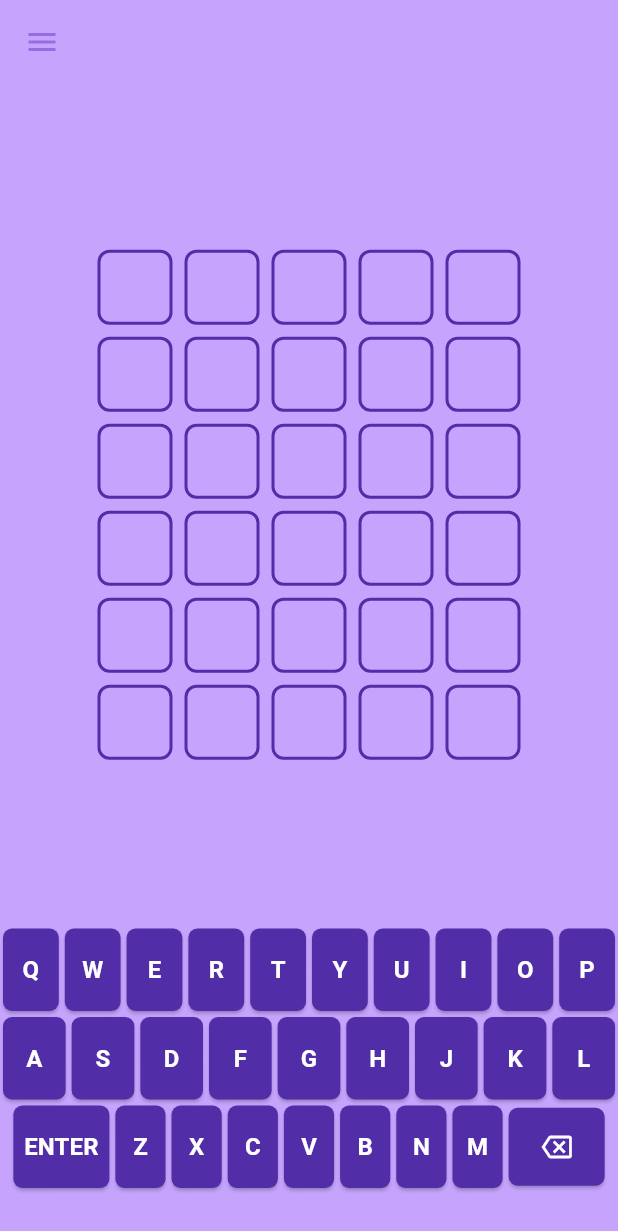
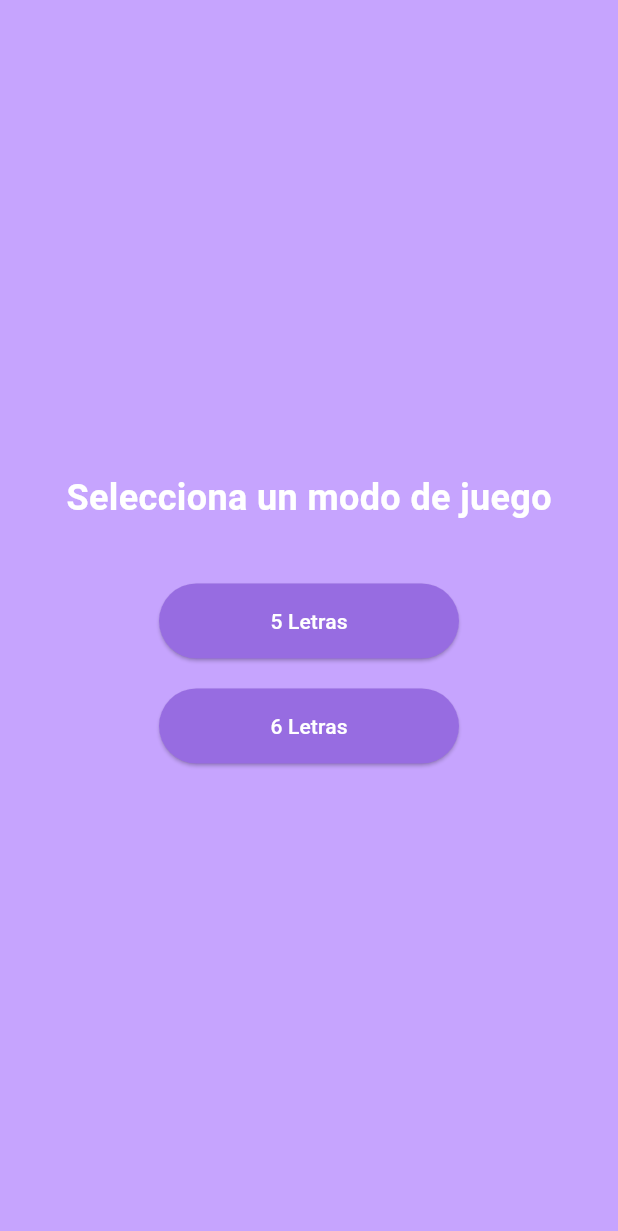
Before and after one commit to crisstinagl/P2JuegosMoviles, a Flutter app: the screen it shows once a user with an empty profile is signed in, on a phone screen of 412 x 824 dp. Shown: the top 1231 px of the screen. Run offline on Flutter 3.47's test engine with Material 3 defaults, Android fonts, the phone set to English and light mode, and no system bars; our stand-ins replace audioplayers, cloud_firestore, firebase_auth, firebase_core, sqflite; accounts and stored records are empty.

Commit message:
modos de juego implementados

```diff
--- a/lib/main.dart
+++ b/lib/main.dart
@@ -15,11 +15,10 @@ void main() async {
     options: DefaultFirebaseOptions.currentPlatform,
   );
 
-  // CAMBIO 1: La app ahora empieza con LoginRouter
   runApp(const LoginRouter());
 }
 
-// NUEVO WIDGET: Decide qué pantalla mostrar basado en el estado de autenticación.
+// ROUTER PRINCIPAL: Decide qué pantalla mostrar.
 class LoginRouter extends StatelessWidget {
   const LoginRouter({super.key});
 
@@ -35,7 +34,6 @@ class LoginRouter extends StatelessWidget {
       home: StreamBuilder<User?>(
         stream: FirebaseAuth.instance.authStateChanges(),
         builder: (context, snapshot) {
-          // Mientras espera, muestra un loading.
           if (snapshot.connectionState == ConnectionState.waiting) {
             return const Scaffold(
               backgroundColor: Color(0xFFC6A4FE),
@@ -43,18 +41,84 @@ class LoginRouter extends StatelessWidget {
             );
           }
 
-          // Si hay datos de sesión (usuario logueado), vamos a la app principal.
           if (snapshot.hasData) {
-            // El ChangeNotifierProvider ahora envuelve la app principal.
             return ChangeNotifierProvider(
-              create: (context) => MyAppState(snapshot.data!.email!), // Pasa el email del usuario.
-              child: MyHomePage(),
+              create: (context) => MyAppState(snapshot.data!.email!),
+              child: const AppShell(),
             );
           }
 
-          // Si no hay sesión, mostramos la pantalla de login.
           return const LoginScreen();
         },
+      ),
+    );
+  }
+}
+
+// WIDGET SHELL: Controla si se muestra la selección de modo o el juego.
+class AppShell extends StatelessWidget {
+  const AppShell({super.key});
+
+  @override
+  Widget build(BuildContext context) {
+    final appState = context.watch<MyAppState>();
+
+    if (appState.isModeSelected) {
+      return MyHomePage();
+    } else {
+      return const GameModeSelectionScreen();
+    }
+  }
+}
+
+
+class GameModeSelectionScreen extends StatelessWidget {
+  const GameModeSelectionScreen({super.key});
+
+  void _selectMode(BuildContext context, int wordLength) {
+    final appState = context.read<MyAppState>();
+    appState.setWordLength(wordLength);
+    appState.resetGame();
+  }
+
+  @override
+  Widget build(BuildContext context) {
+    return Scaffold(
+      backgroundColor: const Color(0xFFC6A4FE),
+      body: Center(
+        child: Column(
+          mainAxisAlignment: MainAxisAlignment.center,
+          children: [
+            const Text(
+              'Selecciona un modo de juego',
+              style: TextStyle(
+                fontSize: 24,
+                fontWeight: FontWeight.bold,
+                color: Colors.white,
+              ),
+            ),
+            const SizedBox(height: 40),
+            ElevatedButton(
+              onPressed: () => _selectMode(context, 5),
+              style: ElevatedButton.styleFrom(
+                minimumSize: const Size(200, 50),
+                backgroundColor: const Color(0xFF976CE1),
+                foregroundColor: Colors.white,
+              ),
+              child: const Text('5 Letras'),
+            ),
+            const SizedBox(height: 20),
+            ElevatedButton(
+              onPressed: () => _selectMode(context, 6),
+              style: ElevatedButton.styleFrom(
+                minimumSize: const Size(200, 50),
+                backgroundColor: const Color(0xFF976CE1),
+                foregroundColor: Colors.white,
+              ),
+              child: const Text('6 Letras'),
+            ),
+          ],
+        ),
       ),
     );
   }
@@ -65,16 +129,15 @@ class LoginRouter extends StatelessWidget {
 enum LetterStatus { initial, correct, inWord, notInWord }
 enum GameState { playing, won, lost }
 
-// MyApp ya no es necesario, su lógica se movió a LoginRouter
-// Puedes borrar o comentar el widget MyApp original.
-
 // Estado de la aplicación
 class MyAppState extends ChangeNotifier {
   late String secretWord;
   late String currentHint;
   List<Map<String, dynamic>> _wordBank = [];
-  List<List<String>> grid = List.generate(6, (_) => List.filled(5, ''));
-  List<List<LetterStatus>> gridStatus = List.generate(6, (_) => List.filled(5, LetterStatus.initial));
+
+  int wordLength = 5;
+  late List<List<String>> grid;
+  late List<List<LetterStatus>> gridStatus;
   int currentRow = 0;
   int currentCol = 0;
   GameState gameState = GameState.playing;
@@ -83,16 +146,18 @@ class MyAppState extends ChangeNotifier {
 
   final AudioPlayer _audioPlayer = AudioPlayer();
 
-  // CAMBIO 2: currentUser y currentUsername se inicializan en el constructor.
-  String currentUser; // Email del usuario (ya no puede ser null)
-  String currentUsername; // Nombre de usuario (sin @...)
+  String currentUser;
+  String currentUsername;
   int? lastGamePoints;
+
+  bool isModeSelected = false;
 
   late Future<void> initializationFuture;
 
-  // CAMBIO 3: El constructor ahora recibe el email del usuario.
   MyAppState(this.currentUser)
       : currentUsername = currentUser.split('@')[0] {
+    grid = List.generate(6, (_) => List.filled(wordLength, ''));
+    gridStatus = List.generate(6, (_) => List.filled(wordLength, LetterStatus.initial));
     initializationFuture = _initializeGame();
   }
 
@@ -110,31 +175,66 @@ class MyAppState extends ChangeNotifier {
     super.dispose();
   }
 
+  void setWordLength(int length) {
+    wordLength = length;
+    isModeSelected = true;
+  }
+
+  void returnToModeSelection() {
+    isModeSelected = false;
+    notifyListeners();
+  }
+
+  // CORRECCIÓN: Lógica actualizada para leer la nueva estructura del JSON.
   Future<void> _loadWordBank() async {
     try {
       final String jsonString = await rootBundle.loadString('assets/word_bank.json');
       final Map<String, dynamic> jsonMap = json.decode(jsonString);
-      _wordBank = (jsonMap['words'] as List<dynamic>).cast<Map<String, dynamic>>();
+
+      final List<dynamic> gameModes = jsonMap['game_modes'];
+      final List<Map<String, dynamic>> allWords = [];
+      for (var mode in gameModes) {
+        if (mode['words'] is List) {
+          allWords.addAll((mode['words'] as List).cast<Map<String, dynamic>>());
+        }
+      }
+      _wordBank = allWords;
+
+      if (_wordBank.isEmpty) {
+        print("Advertencia: No se encontraron palabras en 'assets/word_bank.json'. Usando palabra de emergencia.");
+        _wordBank = [{"word": "GAMER", "hint": "Juega mucho"}];
+      }
+
     } catch (e) {
-      print("Error cargando JSON: $e");
+      print("Error cargando el banco de palabras desde JSON: $e");
       _wordBank = [{"word": "GAMER", "hint": "Juega mucho"}];
     }
   }
 
+
   void _generateSecretWord() {
     if (_wordBank.isNotEmpty) {
-      final randomEntry = _wordBank[Random().nextInt(_wordBank.length)];
-      secretWord = randomEntry['word'].toString().toUpperCase();
-      currentHint = randomEntry['hint'].toString();
-      print("Secreto: $secretWord");
+      final filteredWords = _wordBank
+          .where((entry) => entry['word'].toString().length == wordLength)
+          .toList();
+
+      if (filteredWords.isNotEmpty) {
+        final randomEntry = filteredWords[Random().nextInt(filteredWords.length)];
+        secretWord = randomEntry['word'].toString().toUpperCase();
+        currentHint = randomEntry['hint'].toString();
+        print("Secreto ($wordLength letras): $secretWord");
+      } else {
+        print("No se encontraron palabras de $wordLength letras. Revisa tu archivo 'word_bank.json'");
+        // Asignamos una palabra de la longitud correcta para evitar errores, aunque sea un placeholder.
+        secretWord = ''.padRight(wordLength, '!');
+        currentHint = "No hay palabras para este modo";
+      }
     }
   }
 
-  // El método setUser ya no es necesario, puedes borrarlo.
-
   void resetGame() {
-    grid = List.generate(6, (_) => List.filled(5, ''));
-    gridStatus = List.generate(6, (_) => List.filled(5, LetterStatus.initial));
+    grid = List.generate(6, (_) => List.filled(wordLength, ''));
+    gridStatus = List.generate(6, (_) => List.filled(wordLength, LetterStatus.initial));
     currentRow = 0;
     currentCol = 0;
     gameState = GameState.playing;
@@ -146,7 +246,7 @@ class MyAppState extends ChangeNotifier {
   }
 
   void addLetter(String letter) {
-    if (gameState == GameState.playing && currentRow < 6 && currentCol < 5) {
+    if (gameState == GameState.playing && currentRow < 6 && currentCol < wordLength) {
       grid[currentRow][currentCol] = letter;
       currentCol++;
       notifyListeners();
@@ -162,13 +262,14 @@ class MyAppState extends ChangeNotifier {
   }
 
   void submitGuess() async {
-    if (gameState != GameState.playing || currentCol != 5 || currentRow >= 6) return;
+    if (gameState != GameState.playing || currentCol != wordLength || currentRow >= 6) return;
 
     final guess = grid[currentRow].join();
-    final List<LetterStatus> rowStatus = List.filled(5, LetterStatus.notInWord);
-    final List<bool> secretWordUsed = List.filled(5, false);
 
-    for (int i = 0; i < 5; i++) {
+    final List<LetterStatus> rowStatus = List.filled(wordLength, LetterStatus.notInWord);
+    final List<bool> secretWordUsed = List.filled(wordLength, false);
+
+    for (int i = 0; i < wordLength; i++) {
       if (guess[i] == secretWord[i]) {
         rowStatus[i] = LetterStatus.correct;
         keyStatus[guess[i]] = LetterStatus.correct;
@@ -176,9 +277,9 @@ class MyAppState extends ChangeNotifier {
       }
     }
 
-    for (int i = 0; i < 5; i++) {
+    for (int i = 0; i < wordLength; i++) {
       if (rowStatus[i] != LetterStatus.correct) {
-        for (int j = 0; j < 5; j++) {
+        for (int j = 0; j < wordLength; j++) {
           if (!secretWordUsed[j] && guess[i] == secretWord[j]) {
             rowStatus[i] = LetterStatus.inWord;
             secretWordUsed[j] = true;
@@ -191,7 +292,7 @@ class MyAppState extends ChangeNotifier {
       }
     }
 
-    for (int i = 0; i < 5; i++) {
+    for (int i = 0; i < wordLength; i++) {
       if (rowStatus[i] == LetterStatus.notInWord) {
         if (keyStatus[guess[i]] != LetterStatus.correct && keyStatus[guess[i]] != LetterStatus.inWord) {
           keyStatus[guess[i]] = LetterStatus.notInWord;
@@ -207,10 +308,8 @@ class MyAppState extends ChangeNotifier {
       gameState = GameState.won;
       int points = 6 - currentRow;
       lastGamePoints = points;
-
       final userDoc = FirebaseFirestore.instance.collection('users').doc(currentUser);
       await userDoc.update({'score': FieldValue.increment(points)});
-
     } else if (currentRow == 5) {
       gameState = GameState.lost;
       lastGamePoints = 0;
@@ -235,7 +334,6 @@ class _LoginScreenState extends State<LoginScreen> {
   String _errorMessage = '';
   bool _isLoading = false;
 
-  // CAMBIO 4: _handleLogin ahora es más simple
   Future<void> _handleLogin() async {
     final email = _emailController.text.trim();
     final pass = _passController.text.trim();
@@ -251,33 +349,23 @@ class _LoginScreenState extends State<LoginScreen> {
     });
 
     try {
-      // Intenta iniciar sesión
       await FirebaseAuth.instance.signInWithEmailAndPassword(email: email, password: pass);
-      // Si tiene éxito, el StreamBuilder navegará automáticamente. No necesitamos hacer nada aquí.
-
     } on FirebaseAuthException catch (e) {
-      // Si el usuario no existe, lo creamos
       if (e.code == 'user-not-found' || e.code == 'invalid-credential') {
         try {
           UserCredential userCredential = await FirebaseAuth.instance.createUserWithEmailAndPassword(email: email, password: pass);
-
-          // CREAR DOCUMENTO EN FIRESTORE PARA EL NUEVO USUARIO
           await FirebaseFirestore.instance.collection('users').doc(userCredential.user!.email!).set({
             'username': email.split('@')[0],
             'score': 0,
           });
-          // Si el registro tiene éxito, el StreamBuilder navegará automáticamente.
-
         } on FirebaseAuthException catch (e) {
-          // Manejo de errores específicos del registro
           if (e.code == 'weak-password') {
-            setState(() => _errorMessage = "La contraseña es demasiado débil (mín. 6 caracteres)");
+            setState(() => _errorMessage = "La contraseña es muy débil");
           } else {
             setState(() => _errorMessage = "Error en el registro: ${e.message}");
           }
         }
       } else {
-        // Manejo de otros errores de login
         setState(() => _errorMessage = "Error: ${e.message}");
       }
     } finally {
@@ -285,7 +373,6 @@ class _LoginScreenState extends State<LoginScreen> {
         setState(() => _isLoading = false);
       }
     }
-    // Ya no se necesita el bloque `if (mounted)` para navegar.
   }
 
   @override
@@ -375,16 +462,12 @@ class _MyHomePageState extends State<MyHomePage> {
 
   @override
   Widget build(BuildContext context) {
-    // Ya no necesitamos appState aquí, se consume en los widgets hijos
     final appState = context.watch<MyAppState>();
     Widget page;
     switch (selectedIndex) {
-      case 0: page = const Center(child: Text("Bienvenido")); break;
       case 1: page = const GamePage(); break;
-      case 2: page = const Center(child: Text("Opciones")); break;
-      case 3: page = const Center(child: Text("Game Over Info")); break;
       case 4: page = const RankingPage(); break;
-      default: throw UnimplementedError();
+      default: page = const GamePage();
     }
 
     return Scaffold(
@@ -392,7 +475,6 @@ class _MyHomePageState extends State<MyHomePage> {
         backgroundColor: const Color(0xFFC6A4FE),
         elevation: 0,
         centerTitle: true,
-        // Usamos el username desde el appState
         title: Text(appState.currentUsername, style: const TextStyle(color: Colors.white, fontWeight: FontWeight.bold)),
         iconTheme: const IconThemeData(color: Color(0xFF976CE1)),
       ),
@@ -431,13 +513,11 @@ class _MyHomePageState extends State<MyHomePage> {
                   title: const Text('Ranking', style: TextStyle(color: Colors.white)),
                   onTap: () => _selectPage(4, shouldCloseDrawer: true)
               ),
-              // CAMBIO 5: Simplificamos el logout.
               ListTile(
                   leading: const Icon(Icons.logout, color: Color(0xFF4A148C)),
                   title: const Text('Cerrar Sesión', style: TextStyle(color: Color(0xFF4A148C))),
                   onTap: () {
                     FirebaseAuth.instance.signOut();
-                    // El StreamBuilder en LoginRouter se encargará de navegar a la pantalla de login.
                   }
               ),
             ],
@@ -461,9 +541,7 @@ class _GamePageState extends State<GamePage> {
   void initState() {
     super.initState();
     _appState = context.read<MyAppState>();
-    WidgetsBinding.instance.addPostFrameCallback((_) {
-      _appState.addListener(_checkGameState);
-    });
+    _appState.addListener(_checkGameState);
   }
 
   @override
@@ -473,14 +551,13 @@ class _GamePageState extends State<GamePage> {
   }
 
   void _checkGameState() {
-    if (!mounted) return; // Añadido para seguridad
+    if (!mounted) return;
     if (_appState.gameState != GameState.playing) {
       final myHomePageState = MyHomePage.globalKey.currentState;
       if (myHomePageState != null && myHomePageState.mounted) {
         WidgetsBinding.instance.addPostFrameCallback((_) {
-          // Comprobamos de nuevo si está montado por si acaso
           if (myHomePageState.mounted && myHomePageState.selectedIndex != 4) {
-            myHomePageState._selectPage(4, shouldCloseDrawer: false);
+            myHomePageState._selectPage(4);
           }
         });
       }
@@ -577,8 +654,14 @@ class WordleGrid extends StatelessWidget {
       children: List.generate(6, (rowIdx) {
         return Row(
           mainAxisAlignment: MainAxisAlignment.center,
-          children: List.generate(5, (colIdx) {
-            return GridTileUI(letter: appState.grid[rowIdx][colIdx], status: appState.gridStatus[rowIdx][colIdx]);
+          children: List.generate(appState.wordLength, (colIdx) {
+            if (appState.grid.length > rowIdx && appState.grid[rowIdx].length > colIdx) {
+              return GridTileUI(
+                letter: appState.grid[rowIdx][colIdx],
+                status: appState.gridStatus[rowIdx][colIdx],
+              );
+            }
+            return Container();
           }),
         );
       }),
@@ -666,7 +749,7 @@ class KeyButton extends StatelessWidget {
     }
   }
 
-  Color _getTextColor() => status == LetterStatus.initial ? Colors.white : Colors.white;
+  Color _getTextColor() => Colors.white;
 }
 
 class RankingPage extends StatefulWidget {
@@ -780,8 +863,7 @@ class _RankingPageState extends State<RankingPage> {
                                   decoration: BoxDecoration(
                                     color: (_pointsToShow ?? 0) > 0 ? Colors.green : Colors.red,
                                     borderRadius: BorderRadius.circular(12),
-                                    boxShadow: const [BoxShadow(color: Colors.black26, blurRadius: 4, offset: Offset(0, 2))],
-                                  ),
+                                    boxShadow: const [BoxShadow(color: Colors.black26, blurRadius: 4, offset: Offset(0, 2))]),
                                   child: Text(
                                     "+${_pointsToShow ?? 0}",
                                     style: const TextStyle(color: Colors.white, fontWeight: FontWeight.bold),
@@ -821,11 +903,10 @@ class _RankingPageState extends State<RankingPage> {
                     SizedBox(
                       width: double.infinity,
                       child: ElevatedButton.icon(
-                        icon: const Icon(Icons.logout),
-                        label: const Text("Cerrar Sesión"),
+                        icon: const Icon(Icons.swap_horiz),
+                        label: const Text("Cambiar Modo"),
                         onPressed: () {
-                          FirebaseAuth.instance.signOut();
-                          Navigator.pushReplacement(context, MaterialPageRoute(builder: (_) => const LoginScreen()));
+                          context.read<MyAppState>().returnToModeSelection();
                         },
                         style: ElevatedButton.styleFrom(
                           padding: const EdgeInsets.symmetric(vertical: 12),
```
Also changed, not shown: 1 other file.
